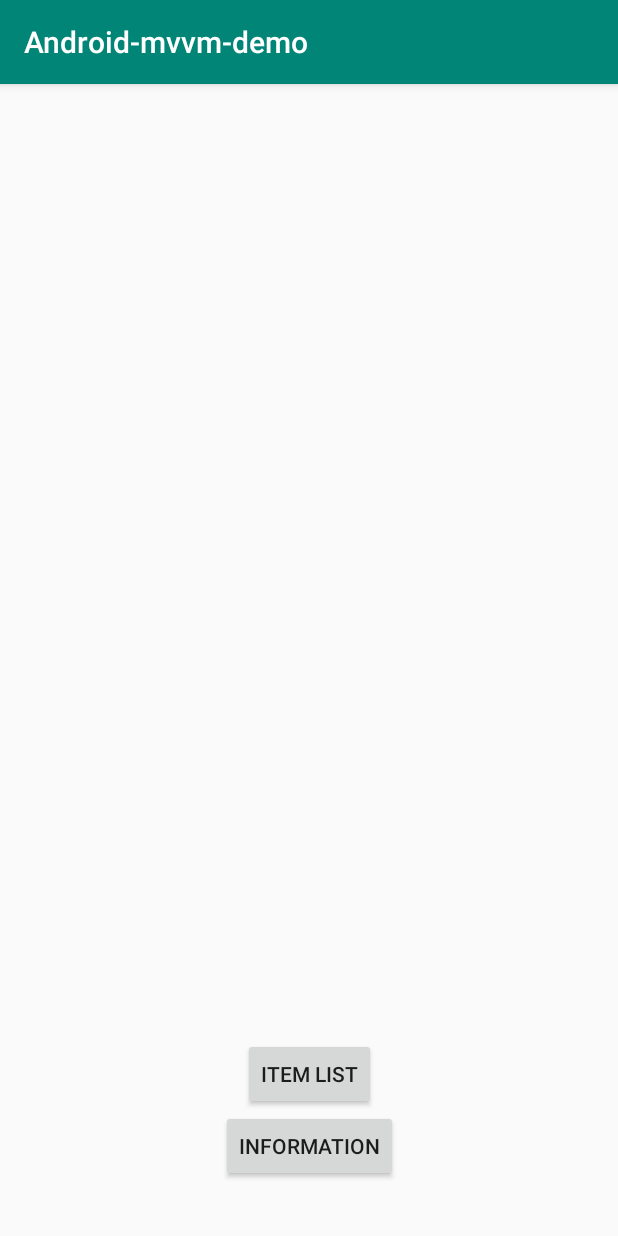
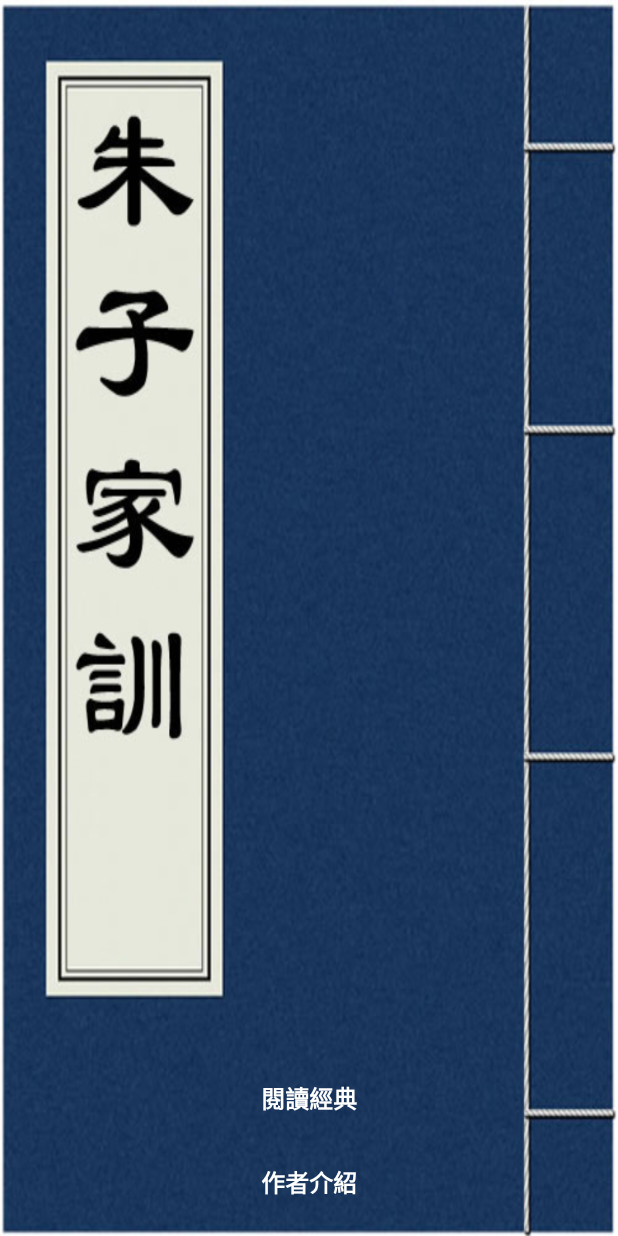
Before and after one commit to Kuan-Hsien/android-mvvm-demo, an Android app: the screen it shows after launch (MainActivity), on a phone screen of 412 x 824 dp. Run offline under Robolectric (Android 15) with nearby library versions, the phone set to English and light mode, and no system bars; our stand-ins replace Room's generated code, data binding; 2 statements that could not run were skipped.

Commit message:
Prepare demo data

```diff
--- a/app/src/main/java/com/kuanhsien/app/sample/android_mvvm_demo/base/BaseActivity.java
+++ b/app/src/main/java/com/kuanhsien/app/sample/android_mvvm_demo/base/BaseActivity.java
@@ -1,7 +1,17 @@
 package com.kuanhsien.app.sample.android_mvvm_demo.base;
 
+import android.view.View;
 import androidx.appcompat.app.AppCompatActivity;
 
 public abstract class BaseActivity extends AppCompatActivity {
 
+    public void hideToolbar() {
+
+        // 設定隱藏標題
+        if (getSupportActionBar() != null)
+            getSupportActionBar().hide();
+
+        // 設定隱藏狀態
+        getWindow().getDecorView().setSystemUiVisibility(View.SYSTEM_UI_FLAG_FULLSCREEN);
+    }
 }
--- a/app/src/main/java/com/kuanhsien/app/sample/android_mvvm_demo/repository/DemoRepository.java
+++ b/app/src/main/java/com/kuanhsien/app/sample/android_mvvm_demo/repository/DemoRepository.java
@@ -3,6 +3,7 @@ package com.kuanhsien.app.sample.android_mvvm_demo.repository;
 import android.content.Context;
 import android.os.AsyncTask;
 
+import com.kuanhsien.app.sample.android_mvvm_demo.R;
 import com.kuanhsien.app.sample.android_mvvm_demo.base.DemoConstants;
 import com.kuanhsien.app.sample.android_mvvm_demo.data.database.AppDatabase;
 import com.kuanhsien.app.sample.android_mvvm_demo.data.database.InfoDao;
@@ -37,15 +38,53 @@ public class DemoRepository {
             @Override
             public void run() {
                 insertInfoAll(
-                        new InfoModel(DemoConstants.AUTHOR, "A" , "Desc"),
-                        new InfoModel(DemoConstants.COVER, "Cover-Title" , "Cover-Desc")
+                        new InfoModel(
+                                DemoConstants.AUTHOR,
+                                "朱用純",
+                                "朱用純（1627年5月29日－1698年四月初七），字致一，自號柏廬，江蘇省崑山縣人，明亡後隱居鄉里以教書為業。\n" +
+                                "\n" +
+                                "著有《朱柏廬治家格言》（即今之《朱子家訓》）、《刪補易經蒙引》、《四書講義》、《恥躬堂詩文集》、《愧訥集》等。",
+                                R.drawable.img_author
+                        ),
+                        new InfoModel(
+                                DemoConstants.COVER,
+                                "Cover-Title" ,
+                                "Cover-Desc",
+                                R.drawable.img_covor
+                        )
                 );
 
-
                 insertItemAll(
-                        new ItemInfoModel("A", "A" , "Desc"),
-                        new ItemInfoModel("B", "B" , "Desc"),
-                        new ItemInfoModel("C", "C" , "Desc")
+                        new ItemInfoModel(
+                                "1",
+                                "一、黎明即起，灑掃庭除..." ,
+                                "黎明即起，灑掃庭除，要內外整潔。既昏便息，關鎖門戶，必親自檢點。一粥一飯，當思來處不易；半絲半縷，恒念物力維艱。宜未雨而綢繆，毋臨渴而掘井。自奉必須儉約，宴客切勿留連。器具質而潔，瓦缶勝金玉；飲食約而精，園蔬勝珍饈。勿營華屋，勿謀良田。"
+                        ),
+                        new ItemInfoModel(
+                                "2",
+                                "二、三姑六婆，實淫盜之媒..." ,
+                                "三姑六婆，實淫盜之媒；婢美妾嬌，非閨房之福。童僕勿用俊美，妻妾切忌豔妝。祖宗雖遠，祭祀不可不誠；子孫雖愚，經書不可不讀。居身務期質樸，教子要有義方。勿貪意外之財，勿飲過量之酒。"
+                        ),
+                        new ItemInfoModel(
+                                "3",
+                                "三、與肩挑貿易，勿佔便宜...",
+                                "與肩挑貿易，勿佔便宜；見貧苦親鄰，須多溫恤。刻薄成家，理無久享；倫常乖舛，立見消亡。兄弟叔侄，須分多潤寡；長幼內外，宜法肅辭嚴。聽婦言，乖骨肉，豈是丈夫？重貲財，薄父母，不成人子。嫁女擇佳婿，毋索重聘；娶媳求淑女，毋計厚奩。"
+                        ),
+                        new ItemInfoModel(
+                                "4",
+                                "四、見富貴而生讒容者，最可恥...",
+                                "見富貴而生讒容者，最可恥；遇貧窮而作驕態者，賤莫甚。居家戒爭訟，訟則終凶；處世戒多言，言多必失。毋恃勢力而凌逼孤寡，勿貪口腹而恣殺生禽。乖僻自是，悔誤必多；頹惰自甘，家道難成。狎昵惡少，久必受其累；屈志老成，急則可相依。輕聽發言，安知非人之譖訴，當忍耐三思；因事相爭，安知非我之不是，須平心暗想。"
+                        ),
+                        new ItemInfoModel(
+                                "5",
+                                "五、施惠勿念，受恩莫忘...",
+                                "施惠勿念，受恩莫忘。凡事當留餘地，得意不宜再往。人有喜慶，不可生妒忌心；人有禍患，不可生喜幸心。善欲人見，不是真善；惡恐人知，便是大惡。見色而起淫心，報在妻女；匿怨而用暗箭，禍延子孫。"
+                        ),
+                        new ItemInfoModel(
+                                "6",
+                                "六、家門和順，雖饔飧不繼，亦有餘歡...",
+                                "家門和順，雖饔飧不繼，亦有餘歡；國課早完，即囊橐無餘，自得至樂。讀書志在聖賢，非徒科第；為官心存君國，豈計身家？守分安命，順時聽天。為人若此，庶乎近焉。"
+                        )
                 );
             }
         });
--- a/app/src/main/java/com/kuanhsien/app/sample/android_mvvm_demo/view/InfoActivity.java
+++ b/app/src/main/java/com/kuanhsien/app/sample/android_mvvm_demo/view/InfoActivity.java
@@ -27,6 +27,8 @@ public class InfoActivity extends BaseActivity implements IObserver {
     }
 
     private void setupView() {
+
+        hideToolbar();
 
         // 1. prepare viewModel and observe observable
         mViewModel.getInfo().registerObserver(this);
--- a/app/src/main/java/com/kuanhsien/app/sample/android_mvvm_demo/view/ItemDetailActivity.java
+++ b/app/src/main/java/com/kuanhsien/app/sample/android_mvvm_demo/view/ItemDetailActivity.java
@@ -28,6 +28,8 @@ public class ItemDetailActivity extends BaseActivity {
     }
 
     private void setupView() {
+
+        hideToolbar();
 
         // 1. get view component
         final TextView tvTitle = findViewById(R.id.tv_item_detail_title);
--- a/app/src/main/java/com/kuanhsien/app/sample/android_mvvm_demo/view/ItemListActivity.java
+++ b/app/src/main/java/com/kuanhsien/app/sample/android_mvvm_demo/view/ItemListActivity.java
@@ -32,6 +32,8 @@ public class ItemListActivity extends BaseActivity implements ItemListAdapter.On
     }
 
     private void setupView() {
+
+        hideToolbar();
 
         // 1. init recyclerview
         initRecyclerview();
--- a/app/src/main/java/com/kuanhsien/app/sample/android_mvvm_demo/view/LaunchActivity.java
+++ b/app/src/main/java/com/kuanhsien/app/sample/android_mvvm_demo/view/LaunchActivity.java
@@ -12,6 +12,8 @@ public class LaunchActivity extends BaseActivity {
     protected void onCreate(Bundle savedInstanceState) {
         super.onCreate(savedInstanceState);
         setContentView(R.layout.activity_launch);
+
+        hideToolbar();
 
         greeting();
     }
--- a/app/src/main/java/com/kuanhsien/app/sample/android_mvvm_demo/view/MainActivity.java
+++ b/app/src/main/java/com/kuanhsien/app/sample/android_mvvm_demo/view/MainActivity.java
@@ -28,6 +28,8 @@ public class MainActivity extends BaseActivity {
         ActivityMainBinding binding = DataBindingUtil.setContentView(this, R.layout.activity_main);
         binding.setViewModel(mViewModel);   // set variables in xml
         binding.setLifecycleOwner(this);    // set lifecycle owner for Livedata in xml
+
+        hideToolbar();
     }
 
     @Override
--- a/app/src/main/res/layout/activity_item_list.xml
+++ b/app/src/main/res/layout/activity_item_list.xml
@@ -5,12 +5,13 @@
     xmlns:tools="http://schemas.android.com/tools"
     android:layout_width="match_parent"
     android:layout_height="match_parent"
+    android:background="@drawable/img_background"
     tools:context=".view.ItemListActivity">
 
     <androidx.recyclerview.widget.RecyclerView
         android:id="@+id/recyclerview_item_list"
         android:layout_width="match_parent"
-        android:layout_height="match_parent"
+        android:layout_height="wrap_content"
         app:layout_constraintTop_toTopOf="parent"
         app:layout_constraintBottom_toBottomOf="parent"
         app:layout_constraintStart_toStartOf="parent"
--- a/app/src/main/res/layout/activity_main.xml
+++ b/app/src/main/res/layout/activity_main.xml
@@ -12,23 +12,40 @@
     <androidx.constraintlayout.widget.ConstraintLayout
         android:layout_width="match_parent"
         android:layout_height="match_parent"
+        android:background="@drawable/img_covor"
         tools:context=".view.MainActivity">
 
+        <!--invisible-->
+        <androidx.appcompat.widget.AppCompatImageView
+            android:id="@+id/iv_cover"
+            android:layout_width="0dp"
+            android:layout_height="0dp"
+            app:imageResource="@{viewModel.info.getImageRes()}"
+            android:visibility="gone"
+            app:layout_constraintTop_toTopOf="parent"
+            app:layout_constraintBottom_toBottomOf="parent"
+            app:layout_constraintStart_toStartOf="parent"
+            app:layout_constraintEnd_toEndOf="parent" />
+
+        <!--invisible-->
         <androidx.appcompat.widget.AppCompatImageView
             android:id="@+id/iv_cover_image"
             android:layout_width="0dp"
-            android:layout_height="200dp"
-            android:layout_marginTop="36dp"
+            android:layout_height="320dp"
+            android:layout_marginTop="16dp"
             android:layout_marginStart="64dp"
             android:layout_marginEnd="64dp"
             android:layout_marginBottom="36dp"
             android:src="@{viewModel.info.getImageRes()}"
+            android:scaleType="fitCenter"
+            android:visibility="gone"
             app:layout_constraintVertical_chainStyle="packed"
             app:layout_constraintTop_toTopOf="parent"
             app:layout_constraintBottom_toTopOf="@+id/tv_cover_title"
             app:layout_constraintStart_toStartOf="parent"
             app:layout_constraintEnd_toEndOf="parent" />
 
+        <!--invisible-->
         <androidx.appcompat.widget.AppCompatTextView
             android:id="@+id/tv_cover_title"
             android:layout_width="wrap_content"
@@ -41,11 +58,13 @@
             android:gravity="center"
             android:text="@{viewModel.info.getTitle()}"
             tools:text="Item Title"
+            android:visibility="gone"
             app:layout_constraintTop_toBottomOf="@+id/iv_cover_image"
             app:layout_constraintBottom_toTopOf="@+id/tv_cover_desc"
             app:layout_constraintStart_toStartOf="parent"
             app:layout_constraintEnd_toEndOf="parent" />
 
+        <!--invisible-->
         <androidx.appcompat.widget.AppCompatTextView
             android:id="@+id/tv_cover_desc"
             android:layout_width="wrap_content"
@@ -58,6 +77,7 @@
             android:gravity="center"
             android:text="@{viewModel.info.getDesc()}"
             tools:text="Item Desc"
+            android:visibility="gone"
             app:layout_constraintTop_toBottomOf="@+id/tv_cover_title"
             app:layout_constraintBottom_toTopOf="@+id/btn_to_item_page"
             app:layout_constraintStart_toStartOf="parent"
@@ -65,22 +85,37 @@
 
         <androidx.appcompat.widget.AppCompatButton
             android:id="@+id/btn_to_item_page"
-            android:layout_width="wrap_content"
-            android:layout_height="wrap_content"
+            android:layout_width="0dp"
+            android:layout_height="56dp"
+            android:layout_marginStart="8dp"
+            android:layout_marginEnd="8dp"
+            android:textSize="16sp"
+            android:fontFamily="sans-serif-medium"
+            android:textStyle="bold"
+            android:textColor="@android:color/white"
+            android:gravity="center"
             android:text="@string/button_show_item_list"
             android:onClick="startItemListActivity"
-            app:layout_constraintVertical_chainStyle="packed"
+            android:background="@android:color/transparent"
             app:layout_constraintStart_toStartOf="parent"
             app:layout_constraintEnd_toEndOf="parent"
             app:layout_constraintBottom_toTopOf="@id/btn_to_info_page" />
 
         <androidx.appcompat.widget.AppCompatButton
             android:id="@+id/btn_to_info_page"
-            android:layout_width="wrap_content"
-            android:layout_height="wrap_content"
-            android:layout_marginBottom="36dp"
+            android:layout_width="0dp"
+            android:layout_height="56dp"
+            android:layout_marginStart="8dp"
+            android:layout_marginEnd="8dp"
+            android:layout_marginBottom="8dp"
+            android:textSize="16sp"
+            android:fontFamily="sans-serif-medium"
+            android:textStyle="bold"
+            android:textColor="@android:color/white"
+            android:gravity="center"
             android:text="@string/button_show_information"
             android:onClick="startInfoActivity"
+            android:background="@android:color/transparent"
             app:layout_constraintStart_toStartOf="parent"
             app:layout_constraintEnd_toEndOf="parent"
             app:layout_constraintBottom_toBottomOf="parent" />
--- a/app/src/main/res/values/strings.xml
+++ b/app/src/main/res/values/strings.xml
@@ -1,7 +1,7 @@
 <resources>
     <string name="app_name">Android-mvvm-demo</string>
 
-    <string name="button_show_item_list">Item List</string>
-    <string name="button_show_information">Information</string>
-    <string name="msg_greeting">Hello World</string>
+    <string name="button_show_item_list">閱讀經典</string>
+    <string name="button_show_information">作者介紹</string>
+    <string name="msg_greeting">書讀得多，人自然就好看起來</string>
 </resources>
```
Also changed, not shown: app/src/main/res/layout/activity_info.xml (+9 -5 lines), app/src/main/res/layout/activity_item_detail.xml (+16 -3 lines), app/src/main/res/layout/activity_launch.xml (+13 -10 lines), app/src/main/res/drawable/img_author.jpg (added), app/src/main/res/drawable/img_background.jpg (added), app/src/main/res/drawable/img_covor.png (added).
